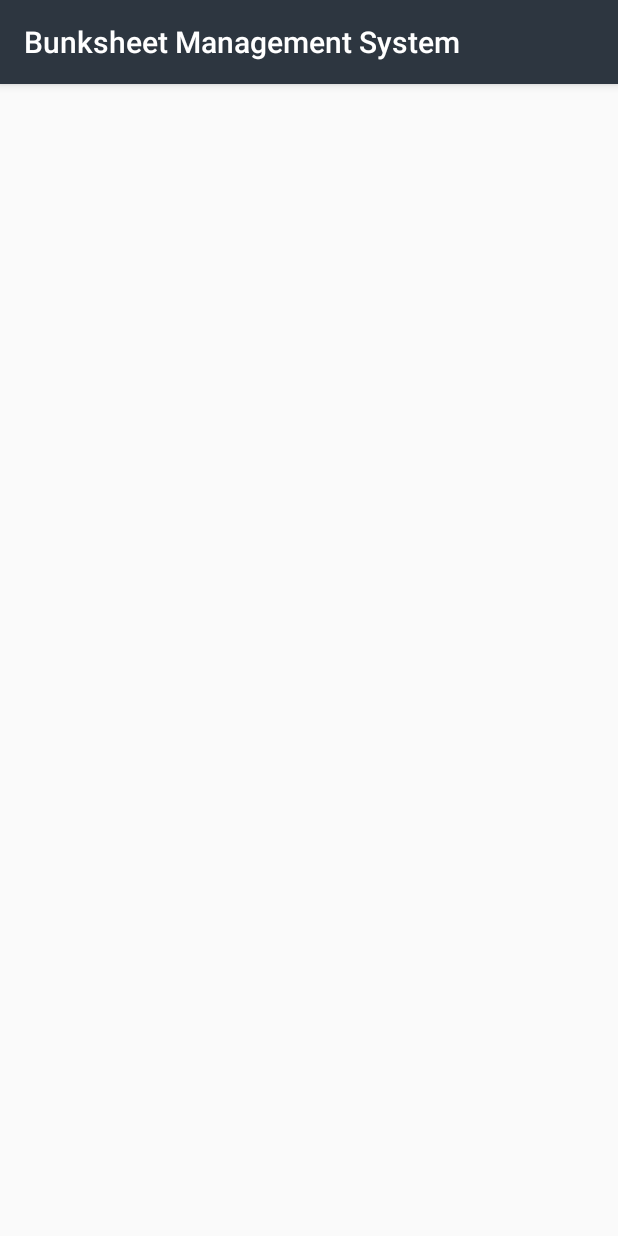
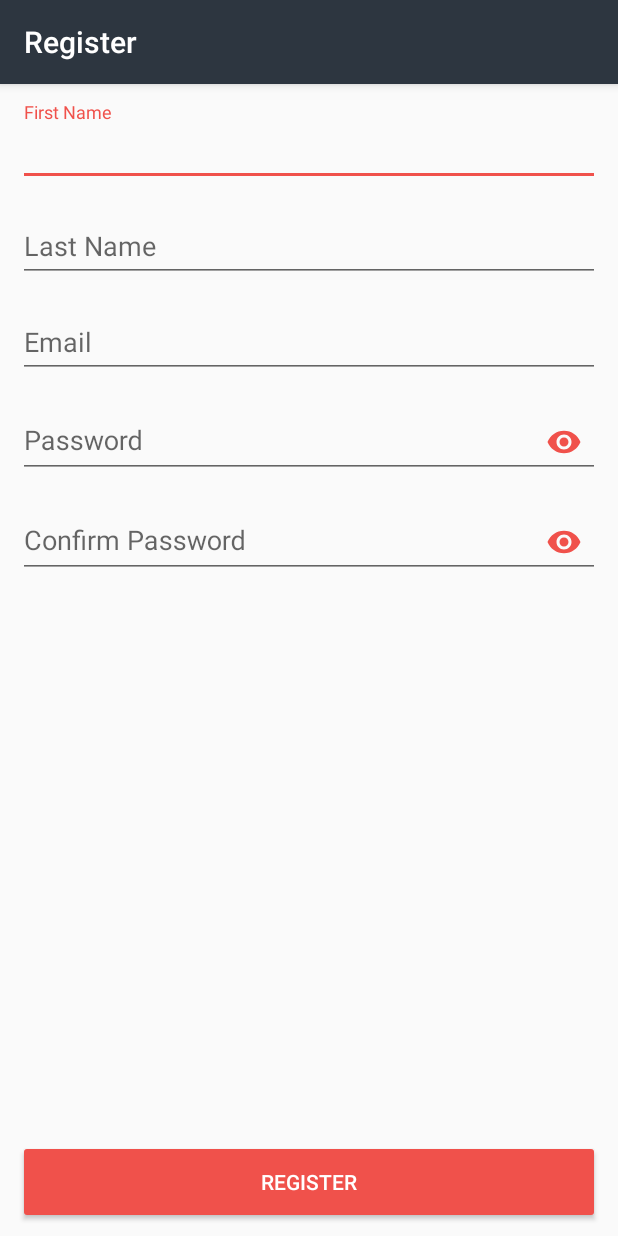
Before and after one commit to yashshah7197/bunksheet-management-system, an Android app: the RegisterActivity screen opened directly, with no data from a screen before it, on a phone screen of 412 x 824 dp. Run offline under Robolectric (Android 15) with nearby library versions, the phone set to English and light mode, and no system bars.

Commit message:
Update RegisterActivity UI

```diff
--- a/app/src/main/AndroidManifest.xml
+++ b/app/src/main/AndroidManifest.xml
@@ -22,7 +22,9 @@
             android:name=".LoginActivity"
             android:label="@string/login">
         </activity>
-        <activity android:name=".RegisterActivity">
+        <activity
+            android:name=".RegisterActivity"
+            android:label="@string/register">
         </activity>
     </application>
 
--- a/app/src/main/res/layout/activity_register.xml
+++ b/app/src/main/res/layout/activity_register.xml
@@ -1,9 +1,128 @@
 <?xml version="1.0" encoding="utf-8"?>
-<android.support.constraint.ConstraintLayout
+<RelativeLayout
     xmlns:android="http://schemas.android.com/apk/res/android"
+    xmlns:app="http://schemas.android.com/apk/res-auto"
     xmlns:tools="http://schemas.android.com/tools"
     android:layout_width="match_parent"
     android:layout_height="match_parent"
     tools:context="io.yashshah.bunksheetmanagementsystem.RegisterActivity">
 
-</android.support.constraint.ConstraintLayout>
+    <Button
+        android:id="@+id/button_register"
+        style="@style/Widget.AppCompat.Button.Colored"
+        android:layout_width="match_parent"
+        android:layout_height="56dp"
+        android:layout_alignParentBottom="true"
+        android:layout_marginBottom="8dp"
+        android:layout_marginEnd="12dp"
+        android:layout_marginLeft="12dp"
+        android:layout_marginRight="12dp"
+        android:layout_marginStart="12dp"
+        android:text="@string/register"/>
+
+    <LinearLayout
+        android:layout_width="match_parent"
+        android:layout_height="match_parent"
+        android:layout_above="@id/button_register"
+        android:orientation="vertical">
+
+        <android.support.design.widget.TextInputLayout
+            android:id="@+id/textInputLayout_register_firstName"
+            android:layout_width="match_parent"
+            android:layout_height="wrap_content"
+            android:layout_marginEnd="12dp"
+            android:layout_marginLeft="12dp"
+            android:layout_marginRight="12dp"
+            android:layout_marginStart="12dp"
+            android:layout_marginTop="12dp">
+
+            <android.support.design.widget.TextInputEditText
+                android:id="@+id/textInputEditText_register_firstName"
+                android:layout_width="match_parent"
+                android:layout_height="wrap_content"
+                android:hint="@string/first_name"
+                android:inputType="textPersonName"
+                android:maxLines="1"/>
+        </android.support.design.widget.TextInputLayout>
+
+        <android.support.design.widget.TextInputLayout
+            android:id="@+id/textInputLayout_register_lastName"
+            android:layout_width="match_parent"
+            android:layout_height="wrap_content"
+            android:layout_marginEnd="12dp"
+            android:layout_marginLeft="12dp"
+            android:layout_marginRight="12dp"
+            android:layout_marginStart="12dp"
+            android:layout_marginTop="8dp">
+
+            <android.support.design.widget.TextInputEditText
+                android:id="@+id/textInputEditText_register_lastName"
+                android:layout_width="match_parent"
+                android:layout_height="wrap_content"
+                android:hint="@string/last_name"
+                android:inputType="textPersonName"
+                android:maxLines="1"/>
+        </android.support.design.widget.TextInputLayout>
+
+        <android.support.design.widget.TextInputLayout
+            android:id="@+id/textInputLayout_register_email"
+            android:layout_width="match_parent"
+            android:layout_height="wrap_content"
+            android:layout_marginEnd="12dp"
+            android:layout_marginLeft="12dp"
+            android:layout_marginRight="12dp"
+            android:layout_marginStart="12dp"
+            android:layout_marginTop="8dp">
+
+            <android.support.design.widget.TextInputEditText
+                android:id="@+id/textInputEditText_register_email"
+                android:layout_width="match_parent"
+                android:layout_height="wrap_content"
+                android:hint="@string/email"
+                android:inputType="textEmailAddress"
+                android:maxLines="1"/>
+        </android.support.design.widget.TextInputLayout>
+
+        <android.support.design.widget.TextInputLayout
+            android:id="@+id/textInputLayout_register_password"
+            android:layout_width="match_parent"
+            android:layout_height="wrap_content"
+            android:layout_marginEnd="12dp"
+            android:layout_marginLeft="12dp"
+            android:layout_marginRight="12dp"
+            android:layout_marginStart="12dp"
+            android:layout_marginTop="8dp"
+            app:passwordToggleEnabled="true"
+            app:passwordToggleTint="@color/colorAccent">
+
+            <android.support.design.widget.TextInputEditText
+                android:id="@+id/textInputEditText_register_password"
+                android:layout_width="match_parent"
+                android:layout_height="wrap_content"
+                android:hint="@string/password"
+                android:inputType="textPassword"
+                android:maxLines="1"/>
+        </android.support.design.widget.TextInputLayout>
+
+        <android.support.design.widget.TextInputLayout
+            android:id="@+id/textInputLayout_register_confirmPassword"
+            android:layout_width="match_parent"
+            android:layout_height="wrap_content"
+            android:layout_marginEnd="12dp"
+            android:layout_marginLeft="12dp"
+            android:layout_marginRight="12dp"
+            android:layout_marginStart="12dp"
+            android:layout_marginTop="8dp"
+            app:passwordToggleEnabled="true"
+            app:passwordToggleTint="@color/colorAccent">
+
+            <android.support.design.widget.TextInputEditText
+                android:id="@+id/textInputEditText_register_confirmPassword"
+                android:layout_width="match_parent"
+                android:layout_height="wrap_content"
+                android:hint="@string/confirm_password"
+                android:inputType="textPassword"
+                android:maxLines="1"/>
+        </android.support.design.widget.TextInputLayout>
+    </LinearLayout>
+</RelativeLayout>
--- a/app/src/main/res/values/strings.xml
+++ b/app/src/main/res/values/strings.xml
@@ -20,4 +20,10 @@
     <string name="logout">Logout</string>
     <string name="feedback">Feedback</string>
 
+    <!-- RegisterActivity -->
+    <string name="register">Register</string>
+    <string name="first_name">First Name</string>
+    <string name="last_name">Last Name</string>
+    <string name="confirm_password">Confirm Password</string>
+
 </resources>
```
